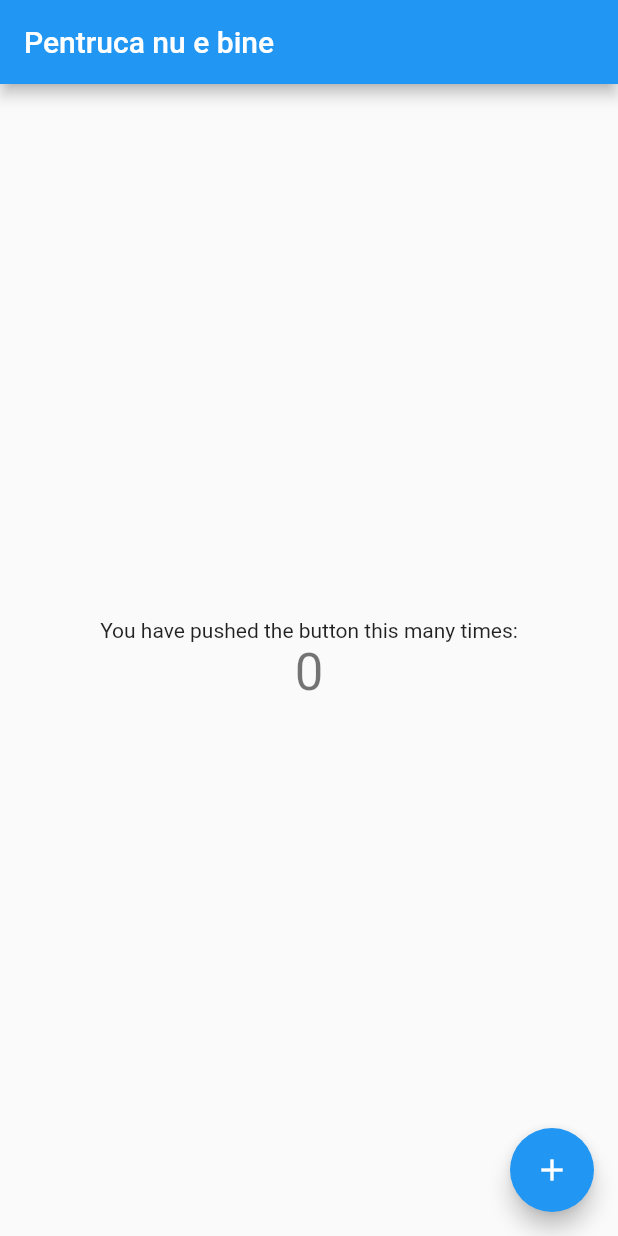
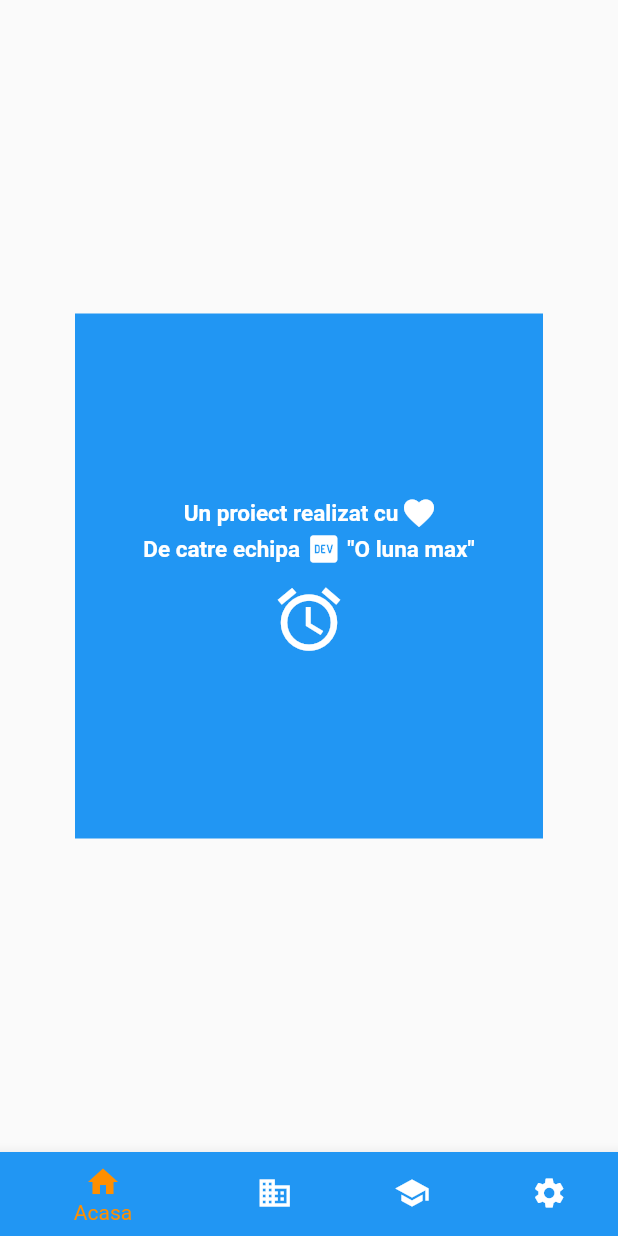
Before and after one commit to gandolh/ImSpeed, a Flutter app: the screen it shows after launch, on a phone screen of 412 x 824 dp. Run offline on Flutter 3.47's test engine with Material 2 defaults, Android fonts, the phone set to English and light mode, and no system bars.

Commit message:
HomePage added

```diff
--- /dev/null
+++ b/lib/MainPages/home.dart
@@ -0,0 +1,63 @@
+import 'package:flutter/material.dart';
+
+class HomePage extends StatefulWidget {
+  const HomePage({Key? key}) : super(key: key);
+
+  @override
+  State<HomePage> createState() => _HomePageState();
+}
+
+class _HomePageState extends State<HomePage> {
+  final defaultTextStyle =
+      TextStyle(color: Colors.white, fontWeight: FontWeight.bold, fontSize: 15);
+
+  @override
+  Widget build(BuildContext context) {
+    return Container(
+        child: Center(
+            child: Column(
+          mainAxisAlignment: MainAxisAlignment.center,
+          crossAxisAlignment: CrossAxisAlignment.center,
+          children: [
+            Row(
+              mainAxisAlignment: MainAxisAlignment.center,
+              children: [
+                Text(
+                  "Un proiect realizat cu ",
+                  textAlign: TextAlign.center,
+                  style: defaultTextStyle,
+                ),
+                const Icon(
+                  Icons.favorite,
+                  color: Colors.white,
+                )
+              ],
+            ),
+            Row(mainAxisAlignment: MainAxisAlignment.center, children: [
+              Text(
+                'De catre echipa ',
+                style: defaultTextStyle,
+              ),
+              const Icon(
+                Icons.logo_dev,
+                color: Colors.white,
+              ),
+              Text(' "O luna max"', style: defaultTextStyle)
+            ]),
+            Container(
+              child: const Icon(
+                Icons.access_alarms,
+                color: Colors.white,
+                size: 50,
+              ),
+              margin: const EdgeInsets.only(top: 10),
+            )
+          ],
+        )),
+        padding: const EdgeInsets.all(10),
+        margin: const EdgeInsets.all(50),
+        color: Colors.blue,
+        height: 350,
+        width: 350);
+  }
+}
--- /dev/null
+++ b/lib/bottom_navbar.dart
@@ -0,0 +1,65 @@
+import 'package:flutter/material.dart';
+import 'package:im_speed/MainPages/help.dart';
+import 'MainPages/home.dart';
+import 'MainPages/our_team.dart';
+import 'MainPages/races.dart';
+import 'MainPages/help.dart';
+
+class BottomNavbar extends StatefulWidget {
+  const BottomNavbar({Key? key}) : super(key: key);
+
+  @override
+  State<BottomNavbar> createState() => _BottomNavbarState();
+}
+
+class _BottomNavbarState extends State<BottomNavbar> {
+  int _selectedIndex = 0;
+  static const List<Widget> _widgetOptions = <Widget>[
+    HomePage(),
+    OurTeam(),
+    Races(),
+    Help()
+  ];
+
+  void _onItemTapped(int index) {
+    setState(() {
+      _selectedIndex = index;
+    });
+  }
+
+  @override
+  Widget build(BuildContext context) {
+    return Scaffold(
+      body: Center(
+        child: _widgetOptions.elementAt(_selectedIndex),
+      ),
+      bottomNavigationBar: BottomNavigationBar(
+        items: const <BottomNavigationBarItem>[
+          BottomNavigationBarItem(
+            icon: Icon(Icons.home),
+            label: 'Acasa',
+            backgroundColor: Colors.blue,
+          ),
+          BottomNavigationBarItem(
+            icon: Icon(Icons.business),
+            label: 'Curse',
+            backgroundColor: Colors.green,
+          ),
+          BottomNavigationBarItem(
+            icon: Icon(Icons.school),
+            label: 'Echipa noastra',
+            backgroundColor: Colors.purple,
+          ),
+          BottomNavigationBarItem(
+            icon: Icon(Icons.settings),
+            label: 'Ajutor',
+            backgroundColor: Colors.black,
+          ),
+        ],
+        currentIndex: _selectedIndex,
+        selectedItemColor: Colors.amber[800],
+        onTap: _onItemTapped,
+      ),
+    );
+  }
+}
--- a/lib/main.dart
+++ b/lib/main.dart
@@ -1,74 +1,15 @@
 import 'package:flutter/material.dart';
+import 'bottom_navbar.dart';
 
-void helloBarnie() {
-  print("Barnie!123");
-}
-
-void main() {
-  runApp(const MyApp());
-}
+void main() => runApp(const MyApp());
 
 class MyApp extends StatelessWidget {
   const MyApp({Key? key}) : super(key: key);
 
-  // This widget is the root of your application.
   @override
   Widget build(BuildContext context) {
-    helloBarnie();
-    return MaterialApp(
-      title: 'Horia nu mai bea',
-      theme: ThemeData(
-        primarySwatch: Colors.blue,
-      ),
-      home: const MyHomePage(title: 'Pentruca nu e bine'),
-
+    return const MaterialApp(
+      home: BottomNavbar(),
     );
   }
 }
-
-class MyHomePage extends StatefulWidget {
-  const MyHomePage({Key? key, required this.title}) : super(key: key);
-
-  final String title;
-
-  @override
-  State<MyHomePage> createState() => _MyHomePageState();
-}
-
-class _MyHomePageState extends State<MyHomePage> {
-  int _counter = 0;
-
-  void _incrementCounter() {
-    setState(() {
-      _counter++;
-    });
-  }
-
-  @override
-  Widget build(BuildContext context) {
-    return Scaffold(
-      appBar: AppBar(
-        title: Text(widget.title),
-      ),
-      body: Center(
-        child: Column(
-          mainAxisAlignment: MainAxisAlignment.center,
-          children: <Widget>[
-            const Text(
-              'You have pushed the button this many times:',
-            ),
-            Text(
-              '$_counter',
-              style: Theme.of(context).textTheme.headline4,
-            ),
-          ],
-        ),
-      ),
-      floatingActionButton: FloatingActionButton(
-        onPressed: _incrementCounter,
-        tooltip: 'Increment',
-        child: const Icon(Icons.add),
-      ), // This trailing comma makes auto-formatting nicer for build methods.
-    );
-  }
-}
```
Also changed, not shown: lib/MainPages/help.dart (added, +15 -0 lines), lib/MainPages/our_team.dart (added, +15 -0 lines), lib/MainPages/races.dart (added, +15 -0 lines), lib/trying_stuffs_dont_judge_me_matei/custom_widgets.dart (added, +263 -0 lines), 1 other file.
